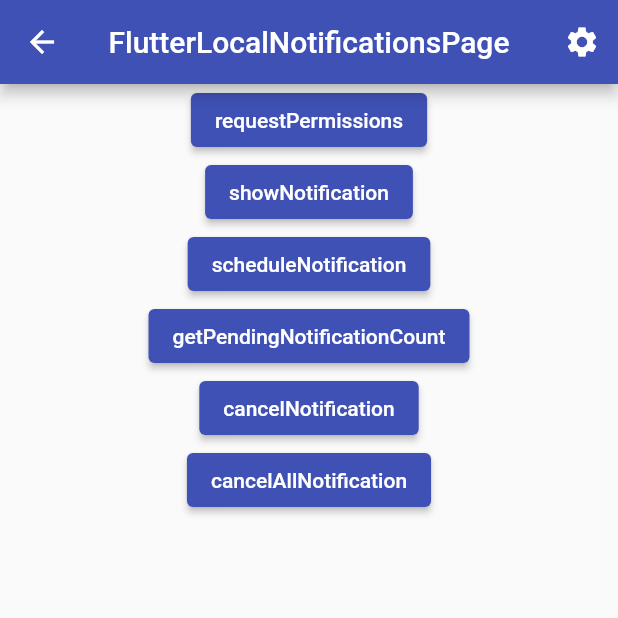
After one commit to mihiron/flutter_package_sample, a Flutter app: the FlutterLocalNotificationsPage screen opened by its route, after a tap on "scheduleNotification", on a phone screen of 412 x 824 dp, the top half of it. The commit adds this screen. Run offline on Flutter 3.47's test engine with Material 2 defaults, Android fonts, the phone set to English and light mode, and no system bars; our stand-ins replace cached_network_image, dio, flutter_keyboard_visibility, flutter_local_notifications, flutter_riverpod, flutter_secure_storage and 6 more; accounts and stored records are empty.

Commit message:
FlutterLocalNotificationsのサンプル実装

```diff
--- a/lib/src/routes/app_router.dart
+++ b/lib/src/routes/app_router.dart
@@ -4,6 +4,7 @@ import 'package:flutter_package_sample/src/views/home_page.dart';
 import 'package:flutter_package_sample/src/views/package_sample/cached_network_image_page.dart';
 import 'package:flutter_package_sample/src/views/package_sample/dio_coffee_page.dart';
 import 'package:flutter_package_sample/src/views/package_sample/flutter_keyboard_visibility_page.dart';
+import 'package:flutter_package_sample/src/views/package_sample/flutter_localnotifications_page.dart';
 import 'package:flutter_package_sample/src/views/package_sample/image_gallery_saver_page.dart';
 import 'package:flutter_package_sample/src/views/package_sample/permission_handler.dart';
 import 'package:flutter_package_sample/src/views/package_sample/secure_storage_page.dart';
@@ -31,6 +32,8 @@ class AppRouter {
         return _buildRoute(const FlutterKeyboardVisibilityPage());
       case AppRoutes.permissionHandler:
         return _buildRoute(const PermissionHandlerPage());
+      case AppRoutes.flutterLocalNotifications:
+        return _buildRoute(FlutterLocalNotificationsPage());
 
       default:
         return null;
--- a/lib/src/routes/app_routes.dart
+++ b/lib/src/routes/app_routes.dart
@@ -8,4 +8,5 @@ class AppRoutes {
   static const cachedNetworkImage = '/cachedNetworkImage';
   static const flutterKeyboardVisibility = '/flutterKeyboardVisibility';
   static const permissionHandler = '/permissionHandler';
+  static const flutterLocalNotifications = '/flutterLocalNotifications';
 }
--- /dev/null
+++ b/lib/src/utils/push_manager.dart
@@ -0,0 +1,152 @@
+import 'dart:io';
+
+import 'package:flutter/material.dart';
+import 'package:flutter_local_notifications/flutter_local_notifications.dart';
+import 'package:timezone/timezone.dart';
+
+class PushManager {
+  PushManager._();
+  static final _instance = PushManager._();
+  static PushManager get instance => _instance;
+
+  final FlutterLocalNotificationsPlugin _flnp =
+      FlutterLocalNotificationsPlugin();
+
+  // 通知権限のリクエスト
+  Future<bool> requestPermissions() async {
+    // Androidの場合、trueを返却
+    if (Platform.isAndroid) {
+      debugPrint("isAndroid result:true");
+      return true;
+    }
+
+    // iOSの場合、パーミッション取得ダイアログを表示
+    final result = await _flnp
+            .resolvePlatformSpecificImplementation<
+                IOSFlutterLocalNotificationsPlugin>()
+            ?.requestPermissions(
+              alert: true,
+              badge: true,
+              sound: true,
+            ) ??
+        false;
+
+    debugPrint("isIOS result:$result");
+    return result;
+  }
+
+  // 初期化など
+  void initializePlatformSpecifics() {
+    var initializationSettingsIOS = DarwinInitializationSettings(
+      requestAlertPermission: true,
+      requestBadgePermission: true,
+      requestSoundPermission: false,
+      onDidReceiveLocalNotification: (id, title, body, payload) async {
+        // your call back to the UI
+      },
+    );
+
+    var initializationSettingsAndroid =
+        const AndroidInitializationSettings('@mipmap/ic_launcher');
+
+    var initializationSettings = InitializationSettings(
+        android: initializationSettingsAndroid, iOS: initializationSettingsIOS);
+
+    _flnp.initialize(initializationSettings,
+        onDidReceiveNotificationResponse: (NotificationResponse res) {
+      debugPrint('payload:${res.payload}');
+    });
+  }
+
+  // ローカル通知を単純に表示
+  Future<void> showNotification() async {
+    var androidChannelSpecifics = const AndroidNotificationDetails(
+      'CHANNEL_ID',
+      'CHANNEL_NAME',
+      channelDescription: "CHANNEL_DESCRIPTION",
+      importance: Importance.max,
+      priority: Priority.high,
+      playSound: true,
+      timeoutAfter: 5000,
+      styleInformation: DefaultStyleInformation(true, true),
+    );
+
+    var iosChannelSpecifics = const DarwinNotificationDetails();
+
+    var platformChannelSpecifics = NotificationDetails(
+        android: androidChannelSpecifics, iOS: iosChannelSpecifics);
+
+    await _flnp.show(
+      0, // Notification ID
+      'Test Title', // Notification Title
+      'Test Body', // Notification Body, set as null to remove the body
+      platformChannelSpecifics,
+      payload: 'New Payload', // Notification Payload
+    );
+  }
+
+  // ローカル通知を指定日時に表示
+  Future<void> scheduleNotification() async {
+    // 5秒後
+    var scheduleNotificationDateTime = DateTime(2023, 3, 24, 12, 55);
+    // var scheduleNotificationDateTime = DateTime.now().add(const Duration(seconds: 5));
+    debugPrint(scheduleNotificationDateTime.toString());
+
+    var androidChannelSpecifics = const AndroidNotificationDetails(
+      'CHANNEL_ID 1',
+      'CHANNEL_NAME 1',
+      channelDescription: "CHANNEL_DESCRIPTION 1",
+      // icon: 'app_icon',
+      //sound: RawResourceAndroidNotificationSound('my_sound'),
+      // largeIcon: DrawableResourceAndroidBitmap('app_icon'),
+      enableLights: true,
+      color: Color.fromARGB(255, 255, 0, 0),
+      ledColor: Color.fromARGB(255, 255, 0, 0),
+      ledOnMs: 1000,
+      ledOffMs: 500,
+      importance: Importance.max,
+      priority: Priority.high,
+      playSound: false,
+      timeoutAfter: 5000,
+      styleInformation: DefaultStyleInformation(true, true),
+    );
+
+    var iosChannelSpecifics = const DarwinNotificationDetails(
+        //sound: 'my_sound.aiff',
+        );
+
+    var platformChannelSpecifics = NotificationDetails(
+      android: androidChannelSpecifics,
+      iOS: iosChannelSpecifics,
+    );
+
+    await _flnp.zonedSchedule(
+      0,
+      'Test Title',
+      'Test Body',
+      TZDateTime.from(scheduleNotificationDateTime, local),
+      platformChannelSpecifics,
+      payload: 'Test Payload',
+      androidAllowWhileIdle: true,
+      uiLocalNotificationDateInterpretation:
+          UILocalNotificationDateInterpretation.absoluteTime,
+    );
+  }
+
+  // 予約済みのローカル通知の数を取得する
+  Future<int> getPendingNotificationCount() async {
+    List<PendingNotificationRequest> p =
+        await _flnp.pendingNotificationRequests();
+    return p.length;
+  }
+
+  // 通知をキャンセル
+  Future<void> cancelNotification() async {
+    await _flnp.cancel(0);
+  }
+
+  // 通知を全件キャンセル
+  Future<void> cancelAllNotification() async {
+    await _flnp.cancelAll();
+  }
+}
--- a/lib/src/views/home_page.dart
+++ b/lib/src/views/home_page.dart
@@ -34,6 +34,7 @@ class MyHomePage extends StatelessWidget {
 
   List<Widget> _items(BuildContext context) {
     return [
+      _myListTile(context, AppRoutes.flutterLocalNotifications),
       _myListTile(context, AppRoutes.permissionHandler),
       _myListTile(context, AppRoutes.flutterKeyboardVisibility),
       _myListTile(context, AppRoutes.cachedNetworkImage),
--- /dev/null
+++ b/lib/src/views/package_sample/flutter_localnotifications_page.dart
@@ -0,0 +1,71 @@
+import 'package:flutter/material.dart';
+import 'package:flutter_package_sample/src/components/my_app_bar.dart';
+import 'package:flutter_package_sample/src/utils/push_manager.dart';
+
+// Androidのみ対応
+
+class FlutterLocalNotificationsPage extends StatelessWidget {
+  FlutterLocalNotificationsPage({super.key});
+
+  final pushManager = PushManager.instance;
+
+  @override
+  Widget build(BuildContext context) {
+    return Scaffold(
+      appBar: MyAppBar.withSettingsButton("FlutterLocalNotificationsPage"),
+      body: Center(
+        child: Column(
+          children: [
+            ElevatedButton(
+              onPressed: () => pushManager.requestPermissions(),
+              child: const Text(
+                "requestPermissions",
+              ),
+            ),
+            ElevatedButton(
+              onPressed: () {
+                pushManager.showNotification();
+              },
+              child: const Text(
+                "showNotification",
+              ),
+            ),
+            ElevatedButton(
+              onPressed: () {
+                pushManager.scheduleNotification();
+              },
+              child: const Text(
+                "scheduleNotification",
+              ),
+            ),
+            ElevatedButton(
+              onPressed: () {
+                pushManager.getPendingNotificationCount().then((value) =>
+                    debugPrint('getPendingNotificationCount:$value'));
+              },
+              child: const Text(
+                "getPendingNotificationCount",
+              ),
+            ),
+            ElevatedButton(
+              onPressed: () {
+                pushManager.cancelNotification();
+              },
+              child: const Text(
+                "cancelNotification",
+              ),
+            ),
+            ElevatedButton(
+              onPressed: () {
+                pushManager.cancelAllNotification();
+              },
+              child: const Text(
+                "cancelAllNotification",
+              ),
+            ),
+          ],
+        ),
+      ),
+    );
+  }
+}
--- a/pubspec.yaml
+++ b/pubspec.yaml
@@ -47,6 +47,8 @@ dependencies:
   cached_network_image: ^3.2.3
   flutter_keyboard_visibility: ^5.4.0
   permission_handler: ^10.2.0
+  flutter_local_notifications: ^13.0.0
+  timezone: ^0.9.0
 
 dev_dependencies:
   flutter_test:
```
Also changed, not shown: lib/main.dart (+10 -0 lines), pubspec.lock, 1 other file.
